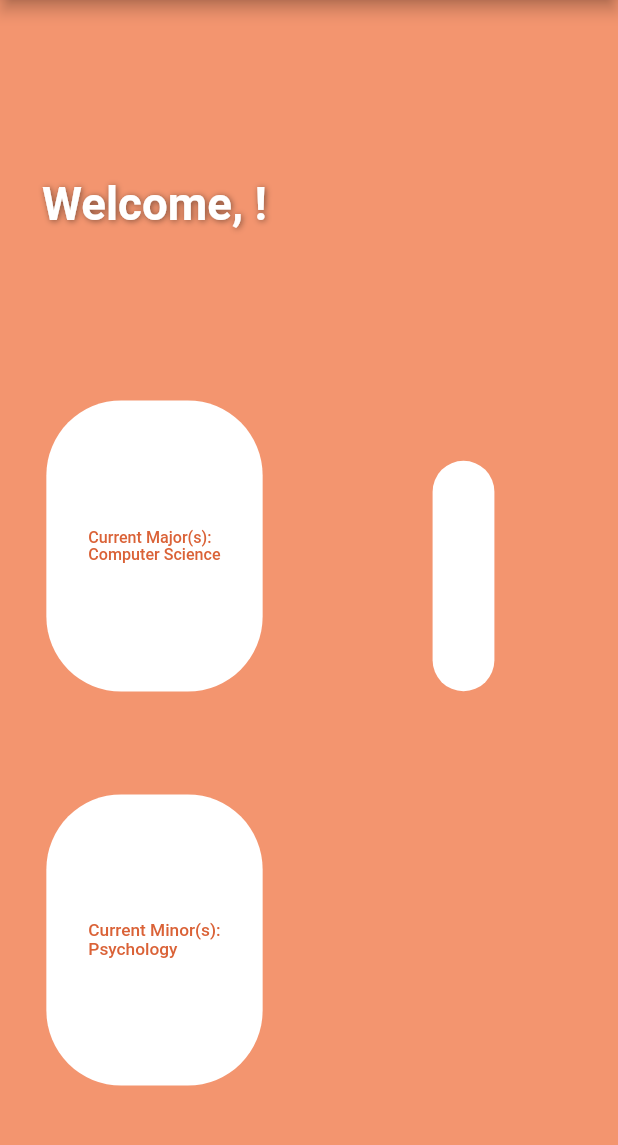
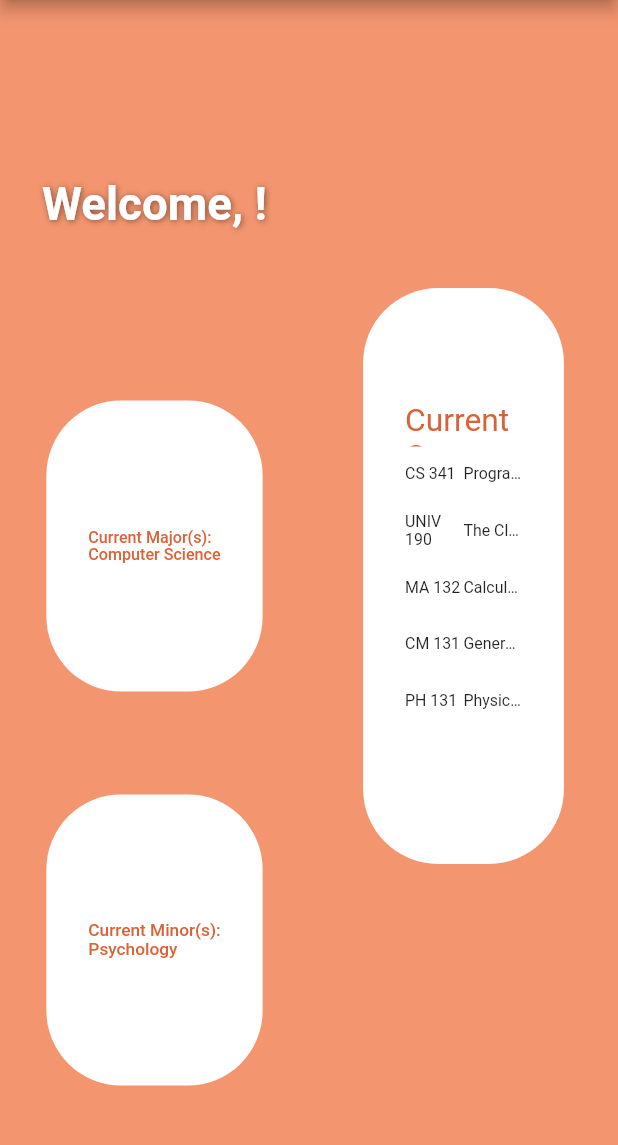
Before and after one commit to hug0first/majorizer_ui, a Flutter app: the HomeScreen screen opened by its route, on a phone screen of 412 x 824 dp, the part 84-1229 px from its top. Run offline on Flutter 3.47's test engine with Material 2 defaults, Android fonts, the phone set to English and light mode, and no system bars; missing offline and left inert: dart:html; Roboto replaces fonts that are missing (Montserrat).

Commit message:
Add list of current courses to the home screen
This was a placeholder before, here I just implemented it. It says "Current Courses" at the top followed by the list of 5. Some of the sizing might be super janky, I apologize for that.

```diff
--- a/lib/main.dart
+++ b/lib/main.dart
@@ -21,7 +21,7 @@ class Majorizer extends StatelessWidget {
       title: 'Majorizer',
       routes: {
         '/signUp': (context) => const SignUpScreen(),
-        '/home': (context) => const HomeScreen(),
+        '/home': (context) => HomeScreen(),
         '/landing': (context) => const LandingScreen(),
         '/catalog': (context) => const CatalogScreen(),
         '/studentBuild': (context) => const StudentBuildScreen(),
--- a/lib/widgets/home_screen.dart
+++ b/lib/widgets/home_screen.dart
@@ -4,7 +4,16 @@ import 'side_menu.dart';
 import 'main_app_bar.dart';
 
 class HomeScreen extends StatelessWidget {
-  const HomeScreen();
+  HomeScreen();
+
+  final courses = ['CS 341', 'UNIV 190', 'MA 132', 'CM 131', 'PH 131'];
+  final titles = [
+    'Programming Languages',
+    'The Clarkson Seminar',
+    'Calculus II',
+    'General Chemistry I',
+    'Physics I'
+  ];
 
   @override
   Widget build(BuildContext context) {
@@ -111,25 +120,51 @@ class HomeScreen extends StatelessWidget {
           ),
           Expanded(
             child: FractionallySizedBox(
-              widthFactor: .2,
-              heightFactor: .2,
+              widthFactor: .65,
+              heightFactor: .5,
               child: Container(
                 decoration: BoxDecoration(
                   color: Colors.white,
                   borderRadius: BorderRadius.circular(50),
                 ),
-                padding: const EdgeInsets.fromLTRB(28.0, 16.0, 28.0, 16.0),
-                child: const FittedBox(
-                  fit: BoxFit.fitWidth,
-                  child: Text(
-                    "Another Widget to\ndisplay info on classes",
-                    style: TextStyle(
-                      color: Color(0xFFda6237),
-                      fontSize: 42.0,
-                      fontWeight: FontWeight.w500,
-                      height: 1.1,
-                    ),
-                  ),
+                padding: const EdgeInsets.fromLTRB(28.0, 16.0, 28.0, 0.0),
+                child: FittedBox(
+                  fit: BoxFit.contain,
+                  child: Container(
+                      width: MediaQuery.of(context).size.width / 8,
+                      height: MediaQuery.of(context).size.height / 5,
+                      child: Column(
+                        children: <Widget>[
+                          Container(
+                              height: 20,
+                              alignment: Alignment.topLeft,
+                              child: Text("Current Courses",
+                                  style: TextStyle(color: Color(0xFFda6237)))),
+                          Flexible(
+                              child: ListView.builder(
+                                  itemCount: courses.length,
+                                  itemBuilder: (context, index) {
+                                    return Container(
+                                      height: 25,
+                                      child: Row(
+                                          mainAxisAlignment:
+                                              MainAxisAlignment.spaceBetween,
+                                          children: <Widget>[
+                                            Flexible(
+                                                child: Text(courses[index],
+                                                    style: TextStyle(
+                                                        fontSize: 7))),
+                                            Flexible(
+                                                child: Text(titles[index],
+                                                    overflow:
+                                                        TextOverflow.ellipsis,
+                                                    style:
+                                                        TextStyle(fontSize: 7)))
+                                          ]),
+                                    );
+                                  }))
+                        ],
+                      )),
                 ),
               ),
             ),
```
